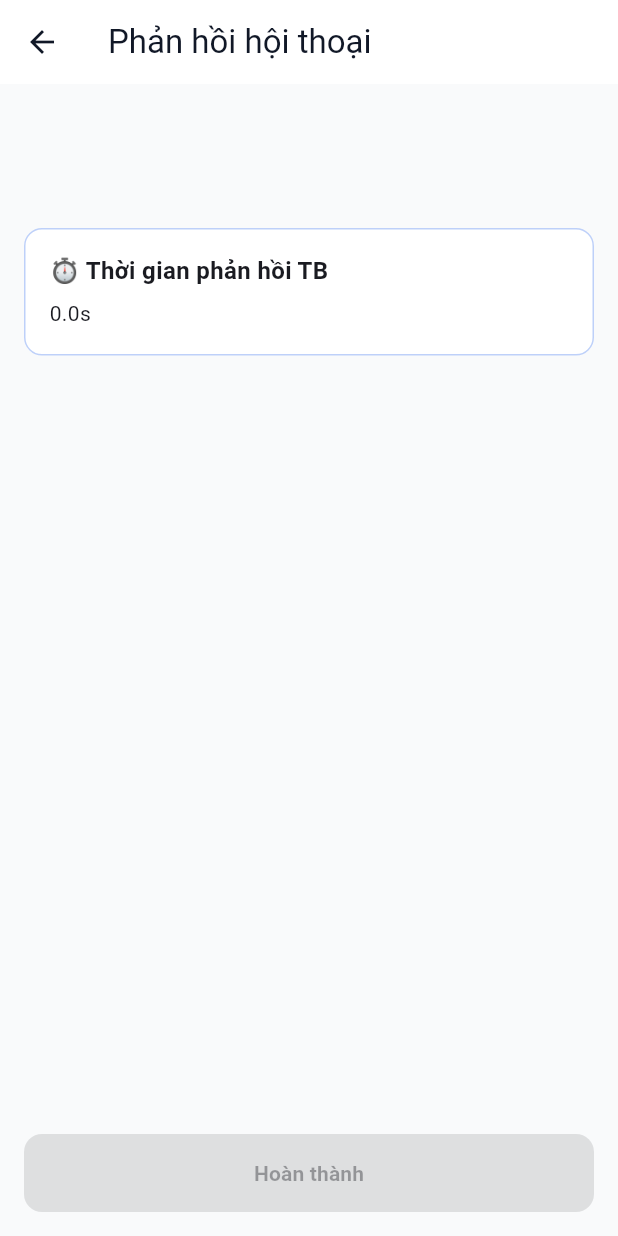
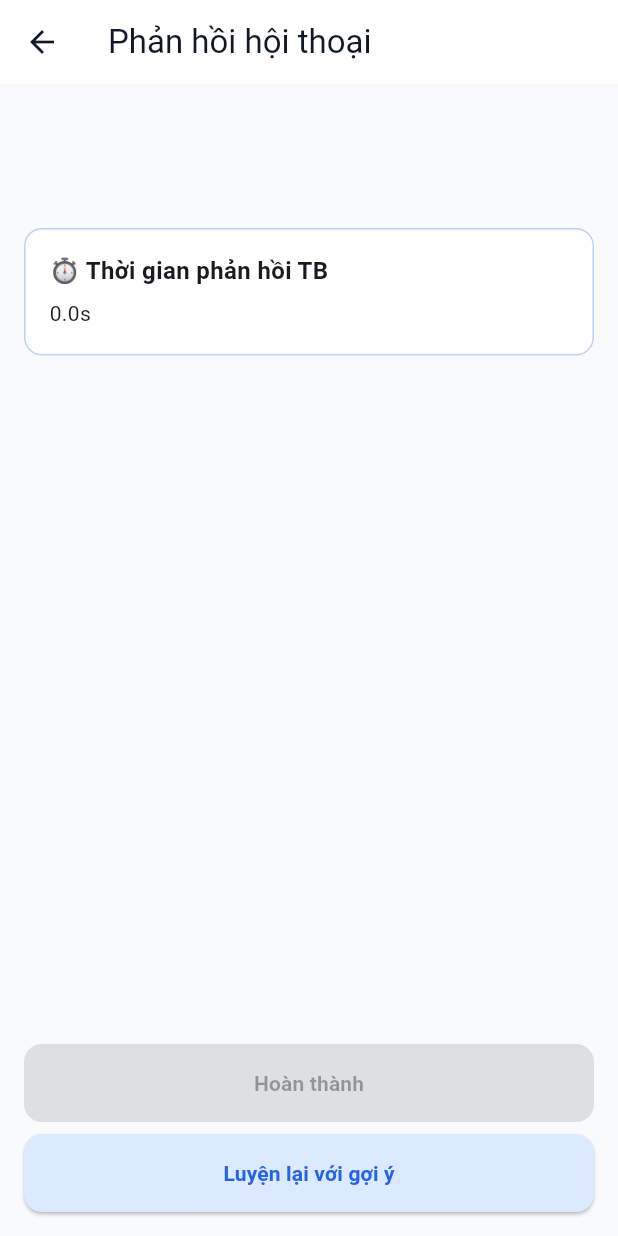
Before and after one commit to thienph3/english-speaking, a Flutter app: the FeedbackScreen screen opened directly with empty values, on a phone screen of 412 x 824 dp. Run offline on Flutter 3.47's test engine with Material 3 defaults, Android fonts, the phone set to English and light mode, and no system bars; our stand-ins replace flutter_local_notifications, flutter_riverpod, freezed_annotation, go_router, just_audio, shared_preferences and 1 more; missing offline and left inert: record, sherpa_onnx; accounts and stored records are empty; generated files the repository leaves out were written again; network calls fail.

Commit message:
feat: add daily notification, streak counter, retry after feedback, event logging

```diff
--- a/lib/features/conversation/screens/feedback_screen.dart
+++ b/lib/features/conversation/screens/feedback_screen.dart
@@ -1,4 +1,5 @@
 import 'package:flutter/material.dart';
+import 'package:go_router/go_router.dart';
 
 import 'package:speakeng/core/theme.dart';
 import 'package:speakeng/features/conversation/logic/response_time_calculator.dart';
@@ -110,7 +111,9 @@ class FeedbackScreen extends StatelessWidget {
   Widget _buildDoneButton() {
     return Padding(
       padding: const EdgeInsets.only(bottom: AppSpacing.md),
-      child: SizedBox(
+      child: Column(
+        children: [
+          SizedBox(
             width: double.infinity,
             child: ElevatedButton(
               onPressed: onDone,
@@ -123,6 +126,32 @@ class FeedbackScreen extends StatelessWidget {
               child: const Text('Hoàn thành', style: AppTypography.button),
             ),
           ),
+          const SizedBox(height: AppSpacing.sm),
+          SizedBox(
+            width: double.infinity,
+            child: Builder(
+              builder: (context) => ElevatedButton(
+                onPressed: () {
+                  context.pop();
+                  context.push('/conversation/daily');
+                },
+                style: ElevatedButton.styleFrom(
+                  backgroundColor: AppColors.primaryLight,
+                  foregroundColor: AppColors.primary,
+                  padding:
+                      const EdgeInsets.symmetric(vertical: AppSpacing.md),
+                  shape:
+                      const RoundedRectangleBorder(borderRadius: AppRadius.md),
+                ),
+                child: const Text(
+                  'Luyện lại với gợi ý',
+                  style: AppTypography.button,
+                ),
+              ),
+            ),
+          ),
+        ],
+      ),
     );
   }
 }
--- a/lib/main.dart
+++ b/lib/main.dart
@@ -7,6 +7,7 @@ import 'package:sherpa_onnx/sherpa_onnx.dart' as sherpa;
 
 import 'app.dart';
 import 'features/ai_services/logic/quota_tracker.dart';
+import 'shared/services/notification_service.dart';
 import 'shared/services/prefs_service.dart';
 import 'shared/services/supabase_service.dart';
 
@@ -18,6 +19,10 @@ Future<void> main() async {
 
   // Initialize quota tracker early so UI shows correct values
   await QuotaTracker().load();
+
+  // Daily reminder notification
+  await NotificationService.initialize();
+  await NotificationService.scheduleDailyReminder();
 
   // Global error handlers — prevent white screen of death
   FlutterError.onError = (details) {
--- a/pubspec.yaml
+++ b/pubspec.yaml
@@ -30,6 +30,9 @@ dependencies:
   # Offline TTS/STT
   sherpa_onnx: 1.13.2
 
+  # Notifications
+  flutter_local_notifications: 18.0.1
+
   # Persistence
   shared_preferences: 2.3.4
 
```
Also changed, not shown: lib/features/daily_flow/screens/daily_flow_screen.dart (+36 -0 lines), lib/shared/services/event_logger.dart (added, +38 -0 lines), lib/shared/services/notification_service.dart (added, +40 -0 lines), lib/shared/services/streak_service.dart (added, +46 -0 lines). Lines whose indentation alone changed are shown as unchanged.
